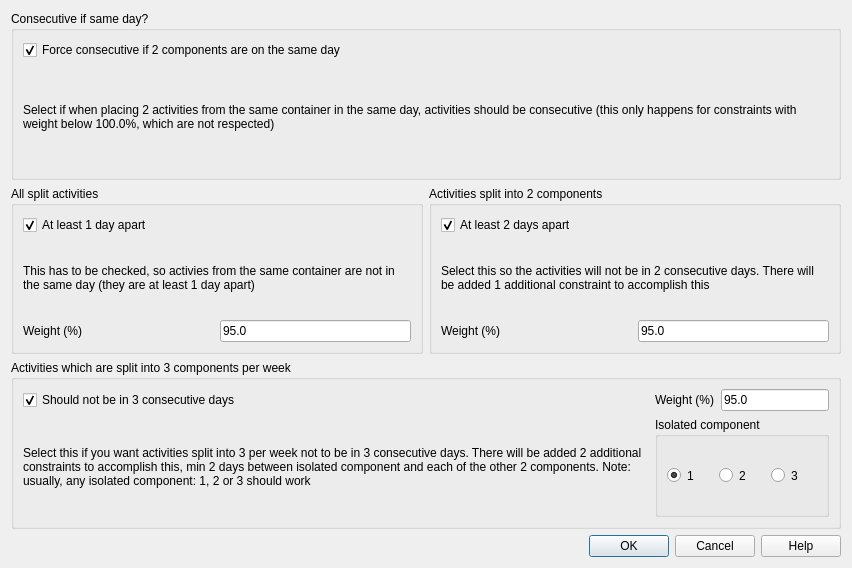
Old version of the form src/interface/spreadmindaysconstraintsfivedaysform_template.ui in the repository karandit/fet.
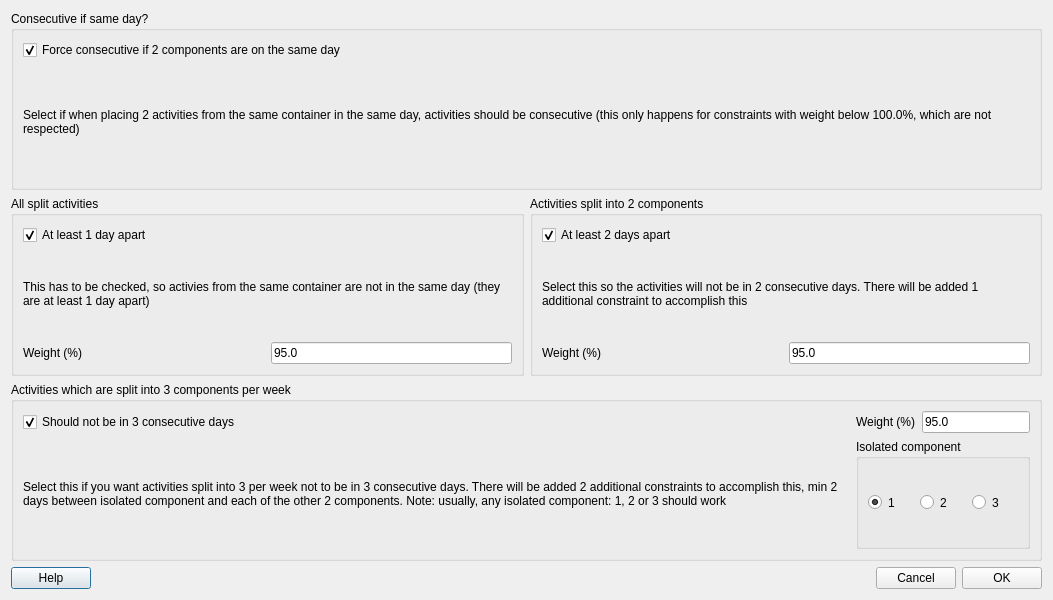
New version of the form.

```diff
--- a/src/interface/spreadmindaysconstraintsfivedaysform_template.ui
+++ b/src/interface/spreadmindaysconstraintsfivedaysform_template.ui
@@ -6,15 +6,15 @@
    <rect>
     <x>0</x>
     <y>0</y>
-    <width>852</width>
-    <height>568</height>
+    <width>1053</width>
+    <height>600</height>
    </rect>
   </property>
   <property name="windowTitle">
    <string>Spreading activities uniformly in the week</string>
   </property>
   <layout class="QGridLayout" name="gridLayout_6">
-   <item row="0" column="0" colspan="2">
+   <item row="0" column="0" colspan="4">
     <widget class="QGroupBox" name="groupBox_5">
      <property name="title">
       <string>Consecutive if same day?</string>
@@ -49,7 +49,9 @@
      </layout>
     </widget>
    </item>
-   <item row="1" column="0">
+   <item row="1" column="0" colspan="4">
+    <layout class="QHBoxLayout" name="horizontalLayout">
+     <item>
     <widget class="QGroupBox" name="groupBox_4">
      <property name="title">
       <string>All split activities</string>
@@ -110,7 +112,7 @@
      </layout>
     </widget>
    </item>
-   <item row="1" column="1">
+     <item>
     <widget class="QGroupBox" name="groupBox_2">
      <property name="title">
       <string>Activities split into 2 components</string>
@@ -165,7 +167,9 @@
      </layout>
     </widget>
    </item>
-   <item row="2" column="0" colspan="2">
+    </layout>
+   </item>
+   <item row="2" column="0" colspan="4">
     <widget class="QGroupBox" name="groupBox_3">
      <property name="sizePolicy">
       <sizepolicy hsizetype="Preferred" vsizetype="Preferred">
@@ -289,13 +293,37 @@
      </layout>
     </widget>
    </item>
-   <item row="3" column="0" colspan="2">
-    <widget class="QDialogButtonBox" name="buttonBox">
+   <item row="3" column="0">
+    <widget class="QPushButton" name="helpPushButton">
+     <property name="text">
+      <string>Help</string>
+     </property>
+    </widget>
+   </item>
+   <item row="3" column="1">
+    <spacer name="horizontalSpacer">
      <property name="orientation">
       <enum>Qt::Horizontal</enum>
      </property>
-     <property name="standardButtons">
-      <set>QDialogButtonBox::Cancel|QDialogButtonBox::Help|QDialogButtonBox::Ok</set>
+     <property name="sizeHint" stdset="0">
+      <size>
+       <width>405</width>
+       <height>20</height>
+      </size>
+     </property>
+    </spacer>
+   </item>
+   <item row="3" column="2">
+    <widget class="QPushButton" name="cancelPushButton">
+     <property name="text">
+      <string>Cancel</string>
+     </property>
+    </widget>
+   </item>
+   <item row="3" column="3">
+    <widget class="QPushButton" name="okPushButton">
+     <property name="text">
+      <string>OK</string>
      </property>
     </widget>
    </item>
```
Lines whose indentation alone changed are shown as unchanged.
